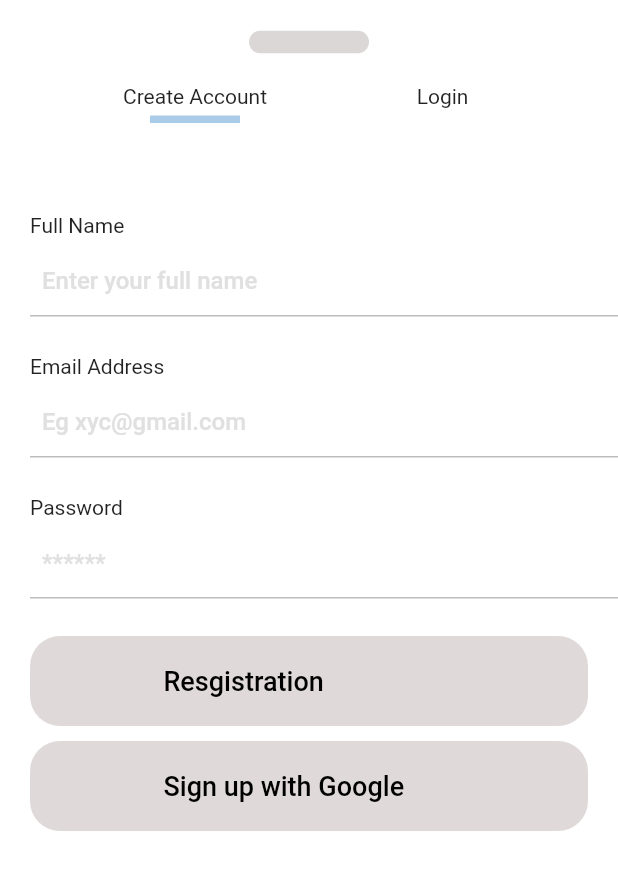
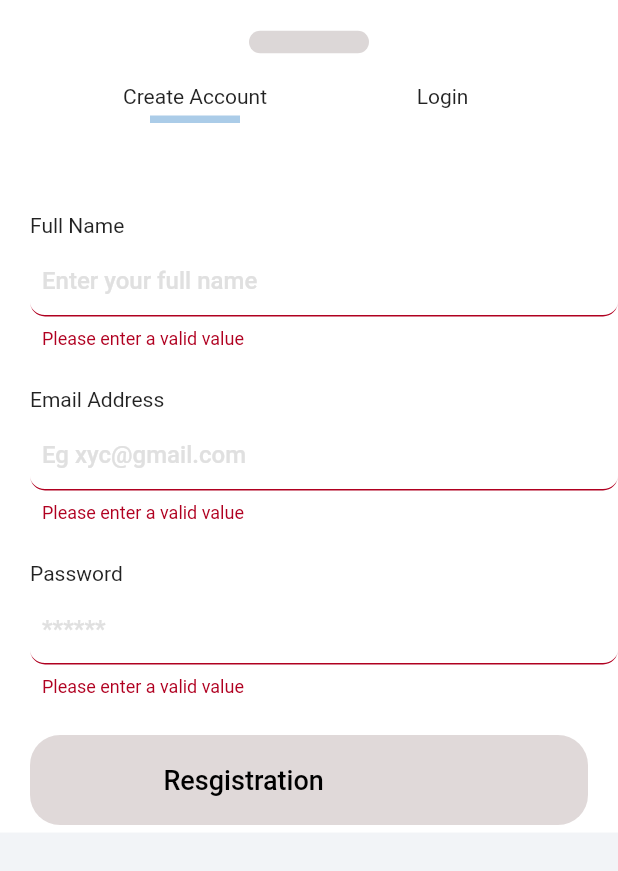
Before and after one commit to JojoDom/MyApp, a Flutter app: the LoginComponent screen opened directly, after a tap on "Resgistration", on a phone screen of 412 x 824 dp. Shown: the top 871 px of the screen. Run offline on Flutter 3.47's test engine with Material 2 defaults, Android fonts, the phone set to English and light mode, and no system bars; our stand-ins replace cached_network_image, dio, flutter_secure_storage, get, modal_bottom_sheet, pretty_dio_logger; accounts and stored records are empty.

Commit message:
completed login

```diff
--- a/my_app/lib/controllers/cat_model.dart
+++ b/my_app/lib/controllers/cat_model.dart
@@ -9,7 +9,7 @@ List<Cat> catFromJson(String str) => List<Cat>.from(json.decode(str).map((x) =>
 String catToJson(List<Cat> data) => json.encode(List<dynamic>.from(data.map((x) => x.toJson())));
 
 class Cat {
-    String id;
+    int id;
     String url;
     int width;
     int height;
--- a/my_app/lib/controllers/dashboard_controller.dart
+++ b/my_app/lib/controllers/dashboard_controller.dart
@@ -22,8 +22,9 @@ class DashBoardController extends GetxController {
   getCat() async {
     isLoading(true);
     await dio.get('https://api.thecatapi.com/v1/images/search').then((value) {
-      var response = Cat.fromJson(value.data);
-      catImage.value = response.url;
+      var response = value.data['url'];
+      print(response);
+      catImage.value = response;
       isLoading(false);
     });
   }
--- a/my_app/lib/controllers/login_controller.dart
+++ b/my_app/lib/controllers/login_controller.dart
@@ -27,4 +27,20 @@ class LoginController extends GetxController {
 
     Get.off(DashBoard());
   }
+
+  checkDetails(
+      {required String fullName,
+      required String email,
+      required String password}) async {
+    var name = await secureStorage.read(key: StorageKeys.ST_FULL_NAME) ?? '';
+    var email1 = await secureStorage.read(key: StorageKeys.ST_FULL_NAME) ?? '';
+    var passwordnew =
+        await secureStorage.read(key: StorageKeys.ST_FULL_NAME) ?? '';
+
+    if (name != fullName || email1 != email || passwordnew != email) {
+      Get.snackbar('', 'User Does not exist');
+    } else {
+      Get.offAll(const DashBoard());
+    }
+  }
 }
--- a/my_app/lib/themes/themes.dart
+++ b/my_app/lib/themes/themes.dart
@@ -3,14 +3,14 @@ class Themes {
   static final lightTheme = ThemeData(
     colorScheme: const ColorScheme.light(
       brightness: Brightness.light,
-      primary: Colors.deepPurple,
+      primary: Colors.lightGreen,
     ),
-  ).copyWith(primaryColor:  Colors.deepPurple,
+  ).copyWith(primaryColor:  Colors.lightGreen,
   scaffoldBackgroundColor: const Color(0xFFF2F4F7));
   static final darkTheme = ThemeData(
     colorScheme: const ColorScheme.light(
       brightness: Brightness.light,
-       primary: Colors.deepPurple,
-    )).copyWith(primaryColor:  Colors.deepPurple,
+       primary: Colors.lightGreen,
+    )).copyWith(primaryColor:  Colors.lightGreen,
   scaffoldBackgroundColor: const Color(0xFFF2F4F7));
 }
--- a/my_app/lib/widgets/custom_formfield.dart
+++ b/my_app/lib/widgets/custom_formfield.dart
@@ -6,7 +6,7 @@ class CustomFormField extends StatelessWidget {
     Key? key,
     required TextEditingController controller,
     this.inputFormatters,
-    this.hintText,  this.enabled, this.autofocus,
+    this.hintText,  this.enabled, this.autofocus,  required this.osbcureText,
   })  : _controller = controller,
         super(key: key);
 
@@ -15,17 +15,24 @@ class CustomFormField extends StatelessWidget {
   final String? hintText;
    final bool? enabled;
    final bool? autofocus;
+   final bool osbcureText;
 
   @override
   Widget build(BuildContext context) {
     return TextFormField(
       textInputAction: TextInputAction.next,
-
+     obscureText: osbcureText,
       enabled: enabled,
       autofocus: autofocus ?? false,
       inputFormatters: inputFormatters,
       controller: _controller,
+      validator: (value) {
+   if (value!.isEmpty) {
+                                    return 'Please enter a valid value';
+                                  }
 
+                                  return null;
+                                },
       cursorColor: const Color(0xFF2323360),
       style: const TextStyle(color:  Color(0xFF2323360), fontSize: 16, fontWeight: FontWeight.w500),
       decoration: InputDecoration(
--- a/my_app/lib/widgets/login_bottom_sheet.dart
+++ b/my_app/lib/widgets/login_bottom_sheet.dart
@@ -50,7 +50,9 @@ class _LoginComponentState extends State<LoginComponent> {
         ),
         body: Container(
           decoration: const BoxDecoration(color: Colors.white),
+          child: SingleChildScrollView(
             child: Form(
+              key: _formKey,
               autovalidateMode: AutovalidateMode.always,
               child: Column(
                 mainAxisAlignment: MainAxisAlignment.start,
@@ -73,7 +75,7 @@ class _LoginComponentState extends State<LoginComponent> {
                                   height: 5,
                                   width: 60,
                                   decoration: BoxDecoration(
-                                  color: loginController.currentTab == 'Create'
+                                    color: loginController.currentTab.value == 'Create'
                                         ? Color.fromARGB(255, 171, 204, 232)
                                         : Colors.transparent,
                                   ),
@@ -95,7 +97,7 @@ class _LoginComponentState extends State<LoginComponent> {
                                   height: 5,
                                   width: 60,
                                   decoration: BoxDecoration(
-                                  color: loginController.currentTab == 'login'
+                                    color: loginController.currentTab.value == 'login'
                                         ? Color.fromARGB(255, 171, 204, 232)
                                         : Colors.transparent,
                                   ),
@@ -118,6 +120,7 @@ class _LoginComponentState extends State<LoginComponent> {
                     padding: const EdgeInsets.only(bottom: 20, left: 20),
                     child: CustomFormField(
                       controller: loginController.fullName,
+                      osbcureText: false,
                       hintText: 'Enter your full name',
                     ),
                   ),
@@ -128,6 +131,7 @@ class _LoginComponentState extends State<LoginComponent> {
                   Padding(
                     padding: const EdgeInsets.only(bottom: 20, left: 20),
                     child: CustomFormField(
+                      osbcureText: false,
                       controller: loginController.email,
                       hintText: 'Eg xyc@gmail.com',
                     ),
@@ -139,34 +143,41 @@ class _LoginComponentState extends State<LoginComponent> {
                   Padding(
                     padding: const EdgeInsets.only(bottom: 20, left: 20),
                     child: CustomFormField(
+                      osbcureText: true,
                       controller: loginController.password,
                       hintText: '******',
                     ),
                   ),
                   CustomButton(
                     onTap: () {
-                    if (_formKey.currentState!.validate()) {
+                      if(_formKey.currentState!.validate()){
+                        if(loginController.currentTab.value == 'Create'){
                            loginController.login(
                             fullName: loginController.fullName.text,
                             email: loginController.email.text,
                             password: loginController.password.text);
                         }
+                        if(loginController.currentTab.value == 'login'){
+                           loginController.checkDetails(
+                            fullName: loginController.fullName.text,
+                            email: loginController.email.text,
+                            password: loginController.password.text);
+                        }
+
+
+                      }
+
+
                     },
                     image: SizedBox(),
-                  text: 'Resgistration',
+                    text:  loginController.currentTab.value=='login'? 'Login' :'Resgistration',
                     isBusy: false,
                     buttonColor: loginController.password.text.isEmpty
                         ? const Color.fromARGB(255, 224, 217, 217)
                         : Colors.lightBlue,
                   ),
-                CustomButton(
-                  onTap: () {},
-                  image: SizedBox(),
-                  text: 'Sign up with Google',
-                  isBusy: false,
-                  buttonColor: Color.fromARGB(255, 224, 217, 217),
-                )
                 ],
+              ),
             ),
           ),
         ));
--- a/my_app/pubspec.yaml
+++ b/my_app/pubspec.yaml
@@ -71,9 +71,8 @@ flutter:
   uses-material-design: true
 
   # To add assets to your application, add an assets section, like this:
-  # assets:
-  #   - images/a_dot_burr.jpeg
-  #   - images/a_dot_ham.jpeg
+  assets:
+    - assets/images/
 
   # An image asset can refer to one or more resolution-specific "variants", see
   # https://flutter.dev/assets-and-images/#resolution-aware
```
Also changed, not shown: my_app/lib/screens/dashboard.dart (+6 -1 lines), my_app/lib/screens/welcome.dart (+21 -4 lines), my_app/assets/images/food.jpeg (added), 1 other file. Lines whose indentation alone changed are shown as unchanged.
